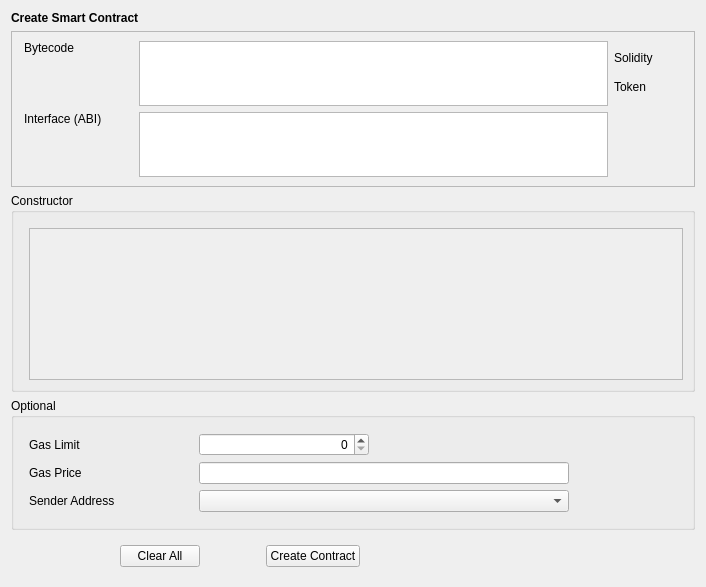
This is src/qt/forms/createcontract.ui in qtumproject/qtum as Qt 5 draws it before an edit. The edited form follows.
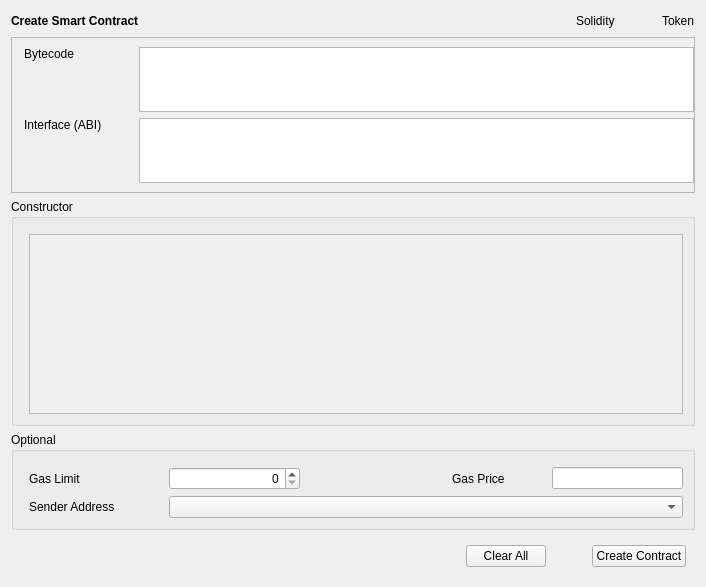
This is the edited form. Custom widgets are drawn as their Qt base class.

```diff
--- a/src/qt/forms/createcontract.ui
+++ b/src/qt/forms/createcontract.ui
@@ -34,17 +34,54 @@
         <number>0</number>
        </property>
        <item>
-        <widget class="QLabel" name="labelTitle">
-         <property name="font">
-          <font>
-           <weight>75</weight>
-           <bold>true</bold>
-          </font>
-         </property>
-         <property name="text">
-          <string>Create Smart Contract</string>
-         </property>
-        </widget>
+        <layout class="QHBoxLayout" name="horizontalLayout">
+         <item>
+          <widget class="QLabel" name="labelTitle">
+           <property name="font">
+            <font>
+             <weight>75</weight>
+             <bold>true</bold>
+            </font>
+           </property>
+           <property name="text">
+            <string>Create Smart Contract</string>
+           </property>
+          </widget>
+         </item>
+         <item>
+          <spacer name="horizontalSpacer_4">
+           <property name="orientation">
+            <enum>Qt::Horizontal</enum>
+           </property>
+           <property name="sizeHint" stdset="0">
+            <size>
+             <width>40</width>
+             <height>20</height>
+            </size>
+           </property>
+          </spacer>
+         </item>
+         <item>
+          <widget class="QLabel" name="labelSolidity">
+           <property name="minimumSize">
+            <size>
+             <width>80</width>
+             <height>0</height>
+            </size>
+           </property>
+           <property name="text">
+            <string>Solidity</string>
+           </property>
+          </widget>
+         </item>
+         <item>
+          <widget class="QLabel" name="labelToken">
+           <property name="text">
+            <string>Token</string>
+           </property>
+          </widget>
+         </item>
+        </layout>
        </item>
        <item>
         <widget class="QFrame" name="frameContract">
@@ -169,62 +206,6 @@
               </item>
              </layout>
             </item>
-            <item>
-             <layout class="QVBoxLayout" name="verticalLayout_4">
-              <property name="spacing">
-               <number>15</number>
-              </property>
-              <item>
-               <spacer name="verticalSpacer_4">
-                <property name="orientation">
-                 <enum>Qt::Vertical</enum>
-                </property>
-                <property name="sizeType">
-                 <enum>QSizePolicy::Fixed</enum>
-                </property>
-                <property name="sizeHint" stdset="0">
-                 <size>
-                  <width>20</width>
-                  <height>10</height>
-                 </size>
-                </property>
-               </spacer>
-              </item>
-              <item>
-               <widget class="QLabel" name="labelSolidity">
-                <property name="minimumSize">
-                 <size>
-                  <width>80</width>
-                  <height>0</height>
-                 </size>
-                </property>
-                <property name="text">
-                 <string>Solidity</string>
-                </property>
-               </widget>
-              </item>
-              <item>
-               <widget class="QLabel" name="labelToken">
-                <property name="text">
-                 <string>Token</string>
-                </property>
-               </widget>
-              </item>
-              <item>
-               <spacer name="verticalSpacer_3">
-                <property name="orientation">
-                 <enum>Qt::Vertical</enum>
-                </property>
-                <property name="sizeHint" stdset="0">
-                 <size>
-                  <width>20</width>
-                  <height>40</height>
-                 </size>
-                </property>
-               </spacer>
-              </item>
-             </layout>
-            </item>
            </layout>
           </item>
          </layout>
@@ -253,7 +234,7 @@
                <x>0</x>
                <y>0</y>
                <width>656</width>
-               <height>146</height>
+               <height>172</height>
               </rect>
              </property>
              <layout class="QVBoxLayout" name="verticalLayout_5"/>
@@ -281,17 +262,46 @@
           <property name="verticalSpacing">
            <number>6</number>
           </property>
-          <item row="1" column="0">
+          <item row="2" column="1" colspan="4">
+           <widget class="AddressField" name="lineEditSenderAddress">
+            <property name="minimumSize">
+             <size>
+              <width>370</width>
+              <height>0</height>
+             </size>
+            </property>
+           </widget>
+          </item>
+          <item row="2" column="0">
+           <widget class="QLabel" name="labelSenderAddress">
+            <property name="sizePolicy">
+             <sizepolicy hsizetype="Fixed" vsizetype="Preferred">
+              <horstretch>0</horstretch>
+              <verstretch>0</verstretch>
+             </sizepolicy>
+            </property>
+            <property name="minimumSize">
+             <size>
+              <width>130</width>
+              <height>0</height>
+             </size>
+            </property>
+            <property name="text">
+             <string>Sender Address</string>
+            </property>
+           </widget>
+          </item>
+          <item row="0" column="3">
            <widget class="QLabel" name="labelGasPrice">
             <property name="sizePolicy">
-             <sizepolicy hsizetype="Fixed" vsizetype="Preferred">
+             <sizepolicy hsizetype="Preferred" vsizetype="Preferred">
               <horstretch>0</horstretch>
               <verstretch>0</verstretch>
              </sizepolicy>
             </property>
             <property name="minimumSize">
              <size>
-              <width>160</width>
+              <width>90</width>
               <height>0</height>
              </size>
             </property>
@@ -310,7 +320,7 @@
             </property>
             <property name="minimumSize">
              <size>
-              <width>160</width>
+              <width>130</width>
               <height>0</height>
              </size>
             </property>
@@ -319,70 +329,38 @@
             </property>
            </widget>
           </item>
-          <item row="1" column="1">
+          <item row="0" column="1">
+           <widget class="QSpinBox" name="lineEditGasLimit">
+            <property name="sizePolicy">
+             <sizepolicy hsizetype="Expanding" vsizetype="Fixed">
+              <horstretch>0</horstretch>
+              <verstretch>0</verstretch>
+             </sizepolicy>
+            </property>
+            <property name="alignment">
+             <set>Qt::AlignRight|Qt::AlignTrailing|Qt::AlignVCenter</set>
+            </property>
+           </widget>
+          </item>
+          <item row="0" column="4">
            <widget class="BitcoinAmountField" name="lineEditGasPrice"/>
           </item>
-          <item row="2" column="0">
-           <widget class="QLabel" name="labelSenderAddress">
-            <property name="sizePolicy">
-             <sizepolicy hsizetype="Fixed" vsizetype="Preferred">
-              <horstretch>0</horstretch>
-              <verstretch>0</verstretch>
-             </sizepolicy>
-            </property>
-            <property name="minimumSize">
-             <size>
-              <width>160</width>
-              <height>0</height>
-             </size>
-            </property>
-            <property name="text">
-             <string>Sender Address</string>
-            </property>
-           </widget>
-          </item>
-          <item row="2" column="1">
-           <widget class="AddressField" name="lineEditSenderAddress">
-            <property name="minimumSize">
-             <size>
-              <width>370</width>
-              <height>0</height>
-             </size>
-            </property>
-            <property name="maximumSize">
-             <size>
-              <width>370</width>
-              <height>16777215</height>
-             </size>
-            </property>
-           </widget>
-          </item>
-          <item row="0" column="2" rowspan="4">
+          <item row="0" column="2">
            <spacer name="horizontalSpacer_5">
             <property name="orientation">
              <enum>Qt::Horizontal</enum>
             </property>
+            <property name="sizeType">
+             <enum>QSizePolicy::Expanding</enum>
+            </property>
             <property name="sizeHint" stdset="0">
              <size>
-              <width>40</width>
+              <width>60</width>
               <height>20</height>
              </size>
             </property>
            </spacer>
           </item>
-          <item row="0" column="1">
-           <widget class="QSpinBox" name="lineEditGasLimit">
-            <property name="maximumSize">
-             <size>
-              <width>170</width>
-              <height>16777215</height>
-             </size>
-            </property>
-            <property name="alignment">
-             <set>Qt::AlignRight|Qt::AlignTrailing|Qt::AlignVCenter</set>
-            </property>
-           </widget>
-          </item>
          </layout>
          <zorder>labelGasLimit</zorder>
          <zorder>labelGasPrice</zorder>
@@ -416,11 +394,11 @@
         <enum>Qt::Horizontal</enum>
        </property>
        <property name="sizeType">
-        <enum>QSizePolicy::Fixed</enum>
+        <enum>QSizePolicy::Expanding</enum>
        </property>
        <property name="sizeHint" stdset="0">
         <size>
-         <width>100</width>
+         <width>40</width>
          <height>20</height>
         </size>
        </property>
@@ -443,7 +421,7 @@
        </property>
        <property name="sizeHint" stdset="0">
         <size>
-         <width>60</width>
+         <width>40</width>
          <height>20</height>
         </size>
        </property>
@@ -456,34 +434,21 @@
        </property>
       </widget>
      </item>
-     <item>
-      <spacer name="horizontalSpacer_2">
-       <property name="orientation">
-        <enum>Qt::Horizontal</enum>
-       </property>
-       <property name="sizeHint" stdset="0">
-        <size>
-         <width>40</width>
-         <height>20</height>
-        </size>
-       </property>
-      </spacer>
-     </item>
     </layout>
    </item>
   </layout>
  </widget>
  <customwidgets>
-  <customwidget>
-   <class>AddressField</class>
-   <extends>QComboBox</extends>
-   <header>addressfield.h</header>
-  </customwidget>
   <customwidget>
    <class>QValidatedTextEdit</class>
    <extends>QTextEdit</extends>
    <header>qvalidatedtextedit.h</header>
   </customwidget>
+  <customwidget>
+   <class>AddressField</class>
+   <extends>QComboBox</extends>
+   <header>addressfield.h</header>
+  </customwidget>
   <customwidget>
    <class>BitcoinAmountField</class>
    <extends>QLineEdit</extends>
```
Left out of the diff: 5 changed lines with no effect on the pictures.
